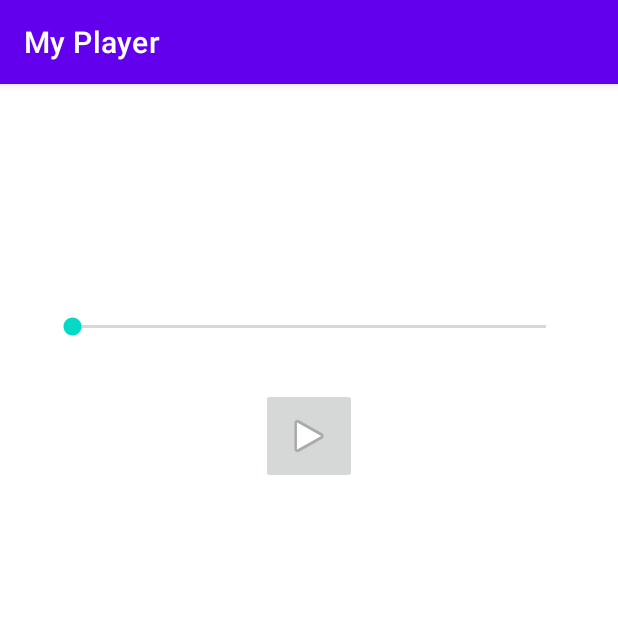
After one commit to BobeQ-pg/practice_musicPlayer, an Android app: the fragment PlayerFragment placed in its activity, on a phone screen of 412 x 824 dp, the top half of it. The commit adds this screen. Run offline under Robolectric (Android 15) with nearby library versions, the phone set to English and light mode, and no system bars; 2 statements that could not run were skipped.

Commit message:
feather:pause

```diff
--- a/app/src/main/AndroidManifest.xml
+++ b/app/src/main/AndroidManifest.xml
@@ -1,6 +1,7 @@
 <?xml version="1.0" encoding="utf-8"?>
 <manifest xmlns:android="http://schemas.android.com/apk/res/android"
     xmlns:tools="http://schemas.android.com/tools">
+    <uses-permission android:name="android.permission.FOREGROUND_SERVICE_MEDIA_PLAYBACK" />
     <uses-permission android:name="android.permission.FOREGROUND_SERVICE" />
     <uses-permission android:name="android.permission.READ_MEDIA_AUDIO" />
     <application
@@ -25,7 +26,8 @@
         </activity>
     <service
             android:name=".MusicService"
-            android:exported="false" />
+            android:exported="false"
+            android:foregroundServiceType="mediaPlayback" />
 
 </application>
 </manifest>
--- a/app/src/main/java/com/example/myplayer/Song.kt
+++ b/app/src/main/java/com/example/myplayer/Song.kt
@@ -1,7 +1,9 @@
 package com.example.myplayer
 
+import android.net.Uri
+
 data class Song(
+    val uri: Uri,
     val title: String,
     val artist: String,
-    val path: String
 )
--- a/app/src/main/java/com/example/myplayer/ui/home/HomeViewModel.kt
+++ b/app/src/main/java/com/example/myplayer/ui/home/HomeViewModel.kt
@@ -1,42 +1,57 @@
 package com.example.myplayer.ui.home
 
 import android.app.Application
-import android.content.ContentResolver
+import android.content.ContentUris
 import android.provider.MediaStore
 import androidx.lifecycle.AndroidViewModel
 import androidx.lifecycle.LiveData
 import androidx.lifecycle.MutableLiveData
+import androidx.lifecycle.viewModelScope
 import com.example.myplayer.Song
+import kotlinx.coroutines.Dispatchers
+import kotlinx.coroutines.launch
 
 class HomeViewModel(application: Application) : AndroidViewModel(application) {
 
-    private val _songs = MutableLiveData<List<Song>>().apply {
-        value = loadSongs()
-    }
+    private val _songs = MutableLiveData<List<Song>>()
     val songs: LiveData<List<Song>> = _songs
 
-    private fun loadSongs(): List<Song> {
+    init {
+        viewModelScope.launch(Dispatchers.IO) {
+            loadSongs()
+        }
+    }
+
+    private fun loadSongs() {
         val songList = mutableListOf<Song>()
-        val contentResolver: ContentResolver = getApplication<Application>().contentResolver
+        val contentResolver = getApplication<Application>().contentResolver
         val uri = MediaStore.Audio.Media.EXTERNAL_CONTENT_URI
-        val selection = MediaStore.Audio.Media.IS_MUSIC + "!= 0"
+        val projection = arrayOf(
+            MediaStore.Audio.Media._ID,
+            MediaStore.Audio.Media.TITLE,
+            MediaStore.Audio.Media.ARTIST
+        )
+
+        // Filter for common audio formats
+        val selection = "${MediaStore.Audio.Media.IS_MUSIC} != 0 AND ${MediaStore.Audio.Media.MIME_TYPE} IN (?, ?, ?, ?)"
+        val selectionArgs = arrayOf("audio/mpeg", "audio/flac", "audio/x-wav", "audio/aac")
+
         val sortOrder = MediaStore.Audio.Media.TITLE + " ASC"
-        val cursor = contentResolver.query(uri, null, selection, null, sortOrder)
+        val cursor = contentResolver.query(uri, projection, selection, selectionArgs, sortOrder)
 
-        if (cursor != null && cursor.moveToFirst()) {
-            val titleColumn = cursor.getColumnIndex(MediaStore.Audio.Media.TITLE)
-            val artistColumn = cursor.getColumnIndex(MediaStore.Audio.Media.ARTIST)
-            val pathColumn = cursor.getColumnIndex(MediaStore.Audio.Media.DATA)
+        cursor?.use {
+            val idColumn = it.getColumnIndexOrThrow(MediaStore.Audio.Media._ID)
+            val titleColumn = it.getColumnIndexOrThrow(MediaStore.Audio.Media.TITLE)
+            val artistColumn = it.getColumnIndexOrThrow(MediaStore.Audio.Media.ARTIST)
 
-            do {
-                val title = cursor.getString(titleColumn)
-                val artist = cursor.getString(artistColumn)
-                val path = cursor.getString(pathColumn)
-                songList.add(Song(title, artist, path))
-            } while (cursor.moveToNext())
-
-            cursor.close()
+            while (it.moveToNext()) {
+                val id = it.getLong(idColumn)
+                val title = it.getString(titleColumn)
+                val artist = it.getString(artistColumn)
+                val contentUri = ContentUris.withAppendedId(uri, id)
+                songList.add(Song(contentUri, title, artist))
+            }
         }
-        return songList
+        _songs.postValue(songList)
     }
 }
--- /dev/null
+++ b/app/src/main/java/com/example/myplayer/ui/player/PlayerFragment.kt
@@ -0,0 +1,125 @@
+package com.example.myplayer.ui.player
+
+import android.content.ComponentName
+import android.content.Context
+import android.content.Intent
+import android.content.ServiceConnection
+import android.os.Bundle
+import android.os.Handler
+import android.os.IBinder
+import android.os.Looper
+import android.view.LayoutInflater
+import android.view.View
+import android.view.ViewGroup
+import android.widget.SeekBar
+import androidx.fragment.app.Fragment
+import com.example.myplayer.MusicService
+import com.example.myplayer.databinding.FragmentPlayerBinding
+
+class PlayerFragment : Fragment() {
+
+    private var _binding: FragmentPlayerBinding? = null
+    private val binding get() = _binding!!
+
+    private var musicService: MusicService? = null
+    private var isBound = false
+    private lateinit var updateSeekBarHandler: Handler
+
+    private val connection = object : ServiceConnection {
+        override fun onServiceConnected(className: ComponentName, service: IBinder) {
+            val binder = service as MusicService.MusicBinder
+            musicService = binder.getService()
+            isBound = true
+
+            // Set listeners for UI updates
+            musicService?.onPlayerReady = { activity?.runOnUiThread { updateUi() } }
+            musicService?.onPlaybackStateChanged = { activity?.runOnUiThread { updatePlayPauseButton(it) } }
+
+            // Initial UI setup based on current service state
+            updateUi()
+        }
+
+        override fun onServiceDisconnected(arg0: ComponentName) {
+            isBound = false
+            musicService?.onPlayerReady = null
+            musicService?.onPlaybackStateChanged = null
+        }
+    }
+
+    override fun onCreateView(
+        inflater: LayoutInflater,
+        container: ViewGroup?,
+        savedInstanceState: Bundle?
+    ): View {
+        _binding = FragmentPlayerBinding.inflate(inflater, container, false)
+        return binding.root
+    }
+
+    override fun onViewCreated(view: View, savedInstanceState: Bundle?) {
+        super.onViewCreated(view, savedInstanceState)
+        binding.titleTextView.text = arguments?.getString("SONG_TITLE")
+        binding.artistTextView.text = arguments?.getString("SONG_ARTIST")
+
+        binding.playPauseButton.setOnClickListener {
+            musicService?.togglePlayPause()
+        }
+
+        binding.seekBar.setOnSeekBarChangeListener(object : SeekBar.OnSeekBarChangeListener {
+            override fun onProgressChanged(seekBar: SeekBar?, progress: Int, fromUser: Boolean) {
+                if (fromUser) {
+                    musicService?.seekTo(progress.toLong())
+                }
+            }
+            override fun onStartTrackingTouch(seekBar: SeekBar?) {}
+            override fun onStopTrackingTouch(seekBar: SeekBar?) {}
+        })
+    }
+
+    override fun onStart() {
+        super.onStart()
+        Intent(requireActivity(), MusicService::class.java).also {
+            requireActivity().bindService(it, connection, Context.BIND_AUTO_CREATE)
+        }
+        updateSeekBarHandler = Handler(Looper.getMainLooper())
+    }
+
+    override fun onStop() {
+        super.onStop()
+        if (isBound) {
+            requireActivity().unbindService(connection)
+            isBound = false
+        }
+        updateSeekBarHandler.removeCallbacks(updateSeekBarRunnable)
+    }
+
+    override fun onDestroyView() {
+        super.onDestroyView()
+        _binding = null
+    }
+
+    private fun updateUi() {
+        musicService?.let {
+            val duration = it.getDuration()
+            if (duration > 0) {
+                binding.seekBar.max = duration.toInt()
+                updatePlayPauseButton(it.isPlaying())
+                updateSeekBarHandler.removeCallbacks(updateSeekBarRunnable) // Avoid multiple runnables
+                updateSeekBarHandler.post(updateSeekBarRunnable)
+            }
+        }
+    }
+
+    private fun updatePlayPauseButton(isPlaying: Boolean) {
+        val drawableRes = if (isPlaying) android.R.drawable.ic_media_pause else android.R.drawable.ic_media_play
+        binding.playPauseButton.setImageResource(drawableRes)
+    }
+
+    private val updateSeekBarRunnable = object : Runnable {
+        override fun run() {
+            musicService?.let {
+                binding.seekBar.progress = it.getCurrentPosition().toInt()
+                updateSeekBarHandler.postDelayed(this, 1000)
+            }
+        }
+    }
+}
--- /dev/null
+++ b/app/src/main/res/layout/fragment_player.xml
@@ -0,0 +1,53 @@
+<?xml version="1.0" encoding="utf-8"?>
+<androidx.constraintlayout.widget.ConstraintLayout xmlns:android="http://schemas.android.com/apk/res/android"
+    xmlns:app="http://schemas.android.com/apk/res-auto"
+    xmlns:tools="http://schemas.android.com/tools"
+    android:layout_width="match_parent"
+    android:layout_height="match_parent"
+    tools:context=".ui.player.PlayerFragment">
+
+    <TextView
+        android:id="@+id/titleTextView"
+        android:layout_width="0dp"
+        android:layout_height="wrap_content"
+        android:layout_marginStart="32dp"
+        android:layout_marginTop="64dp"
+        android:layout_marginEnd="32dp"
+        android:text="Song Title"
+        android:textAlignment="center"
+        android:textAppearance="@style/TextAppearance.AppCompat.Large"
+        app:layout_constraintEnd_toEndOf="parent"
+        app:layout_constraintStart_toStartOf="parent"
+        app:layout_constraintTop_toTopOf="parent" />
+
+    <TextView
+        android:id="@+id/artistTextView"
+        android:layout_width="0dp"
+        android:layout_height="wrap_content"
+        android:layout_marginTop="8dp"
+        android:text="Artist"
+        android:textAlignment="center"
+        app:layout_constraintEnd_toEndOf="@+id/titleTextView"
+        app:layout_constraintStart_toStartOf="@+id/titleTextView"
+        app:layout_constraintTop_toBottomOf="@+id/titleTextView" />
+
+    <SeekBar
+        android:id="@+id/seekBar"
+        android:layout_width="0dp"
+        android:layout_height="wrap_content"
+        android:layout_marginTop="32dp"
+        app:layout_constraintEnd_toEndOf="@+id/titleTextView"
+        app:layout_constraintStart_toStartOf="@+id/titleTextView"
+        app:layout_constraintTop_toBottomOf="@+id/artistTextView" />
+
+    <ImageButton
+        android:id="@+id/playPauseButton"
+        android:layout_width="64dp"
+        android:layout_height="64dp"
+        android:layout_marginTop="32dp"
+        android:src="@android:drawable/ic_media_play"
+        app:layout_constraintEnd_toEndOf="parent"
+        app:layout_constraintStart_toStartOf="parent"
+        app:layout_constraintTop_toBottomOf="@+id/seekBar" />
+
+</androidx.constraintlayout.widget.ConstraintLayout>
```
Also changed, not shown: app/src/main/java/com/example/myplayer/MainActivity.kt (+3 -39 lines), app/src/main/java/com/example/myplayer/MusicService.kt (+78 -11 lines), app/src/main/java/com/example/myplayer/SongAdapter.kt (+23 -3 lines), app/src/main/res/layout/activity_main.xml (+6 -21 lines).
